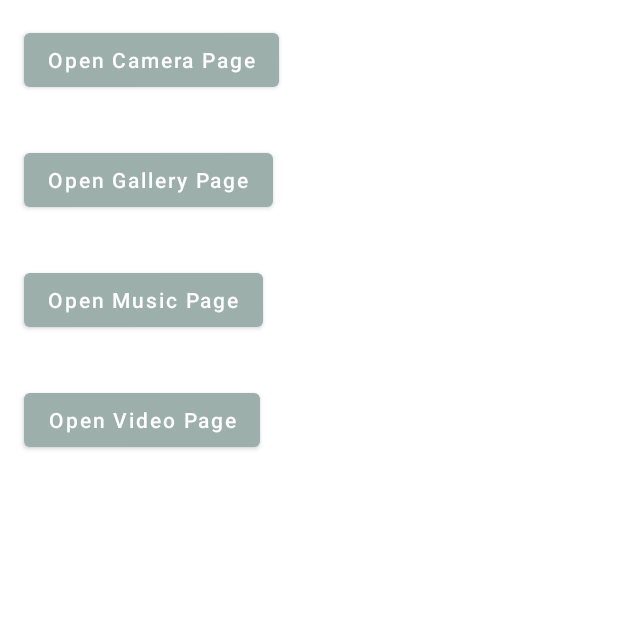
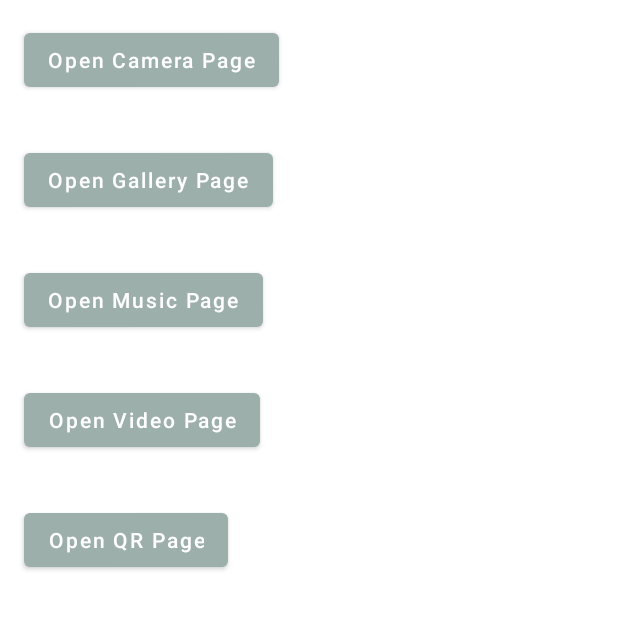
Before and after one commit to dimdimasdim/Training-Android-Action-Bar-Multimedia, an Android app: the screen it shows after launch (MainActivity), on a phone screen of 412 x 824 dp, the part 96-726 px from its top. Run offline under Robolectric (Android 15) with nearby library versions, the phone set to English and light mode, and no system bars.

Commit message:
feat: create qr page

```diff
--- a/app/src/main/java/com/dimas/actionbarmultimedia/MainActivity.kt
+++ b/app/src/main/java/com/dimas/actionbarmultimedia/MainActivity.kt
@@ -12,6 +12,7 @@ import com.dimas.actionbarmultimedia.databinding.ActivityMainBinding
 import com.dimas.actionbarmultimedia.screen.CameraActivity
 import com.dimas.actionbarmultimedia.screen.GalleryActivity
 import com.dimas.actionbarmultimedia.screen.MusicActivity
+import com.dimas.actionbarmultimedia.screen.QRActivity
 import com.dimas.actionbarmultimedia.screen.VideoActivity
 import com.dimas.actionbarmultimedia.utils.IntentConstant
 import com.dimas.actionbarmultimedia.utils.musicUrl
@@ -31,6 +32,14 @@ class MainActivity : AppCompatActivity() {
         openGallery()
         openMusicPage()
         openVideoPage()
+        openQRPage()
+    }
+
+    private fun openQRPage() {
+        binding.buttonQR.setOnClickListener {
+            val intent = Intent(this, QRActivity::class.java)
+            startActivity(intent)
+        }
     }
 
     private fun openCamera() {
--- a/app/src/main/res/layout/activity_main.xml
+++ b/app/src/main/res/layout/activity_main.xml
@@ -51,4 +51,13 @@
         android:textAllCaps="false"
         style="@style/Widget.MaterialComponents.Button"/>
 
+    <Button
+        android:id="@+id/buttonQR"
+        android:layout_width="wrap_content"
+        android:layout_height="wrap_content"
+        android:layout_margin="16dp"
+        android:text="@string/label_open_qr"
+        android:textAllCaps="false"
+        style="@style/Widget.MaterialComponents.Button"/>
+
 </LinearLayout>
--- a/app/src/main/res/values/strings.xml
+++ b/app/src/main/res/values/strings.xml
@@ -13,4 +13,6 @@
     <string name="label_pick_gallery">Pick Galery</string>
     <string name="label_pick_camera">Pick Camera</string>
     <string name="label_open_camera_page">Open Camera Page</string>
+    <string name="label_submit">Submit</string>
+    <string name="label_open_qr">Open QR Page</string>
 </resources>
```
Also changed, not shown: app/build.gradle.kts (+7 -0 lines), app/src/main/AndroidManifest.xml (+9 -19 lines), app/src/main/java/com/dimas/actionbarmultimedia/screen/QRActivity.kt (added, +39 -0 lines), app/src/main/res/layout/activity_qr.xml (added, +43 -0 lines).
